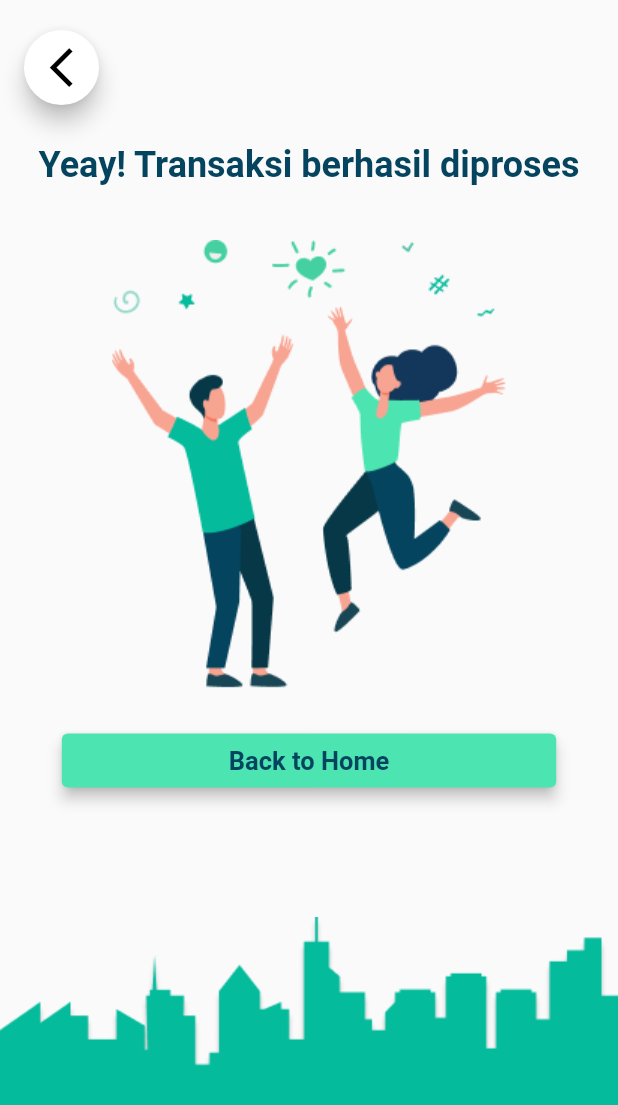
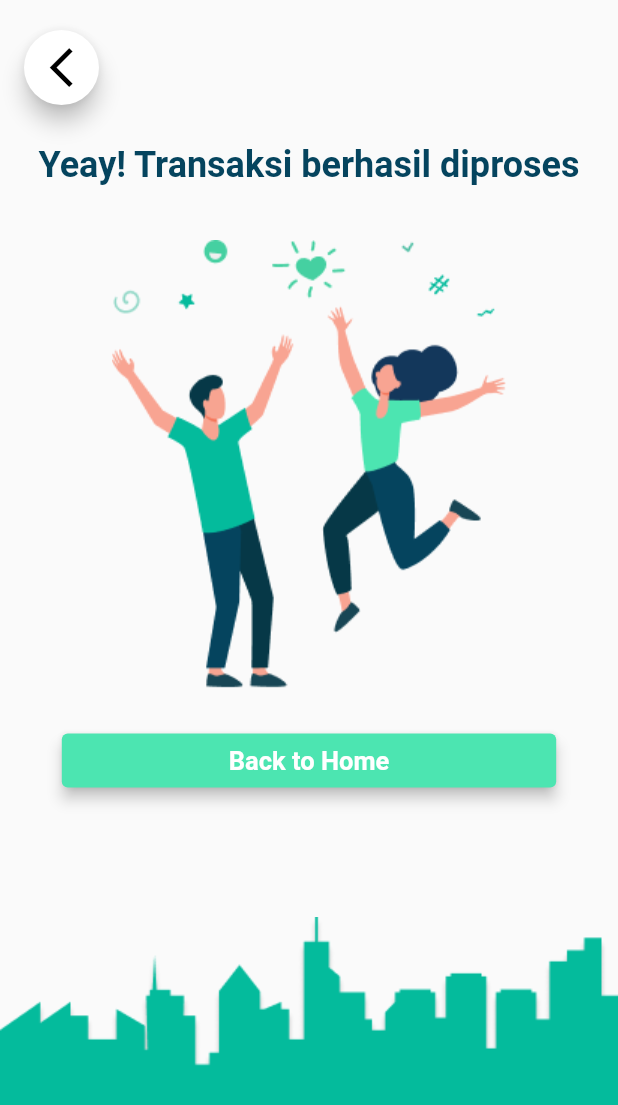
Before and after one commit to omaewa-mo-shinderu-APEC/TransitSpot, a Flutter app: the OrderView screen opened directly with empty values, after a tap on "Book Now", on a phone screen of 412 x 824 dp. Shown: the top 1105 px of the screen. Run offline on Flutter 3.47's test engine with Material 2 defaults, Android fonts, the phone set to English and light mode, and no system bars; our stand-ins replace cloud_firestore, firebase_auth, firebase_core, freezed_annotation, geolocator, google_maps_flutter and 2 more; missing offline and left inert: places_service; accounts and stored records are empty; network calls fail.

Commit message:
feat: add new category for success page

```diff
--- a/lib/app/app.router.dart
+++ b/lib/app/app.router.dart
@@ -121,14 +121,17 @@ class StackedRouter extends RouterBase {
       return MaterialPageRoute<dynamic>(
         builder: (context) => SuccessView(
           key: args.key,
-          isOnDemand: args.isOnDemand,
+          pageKind: args.pageKind,
         ),
         settings: data,
       );
     },
     OnDemandView: (data) {
+      var args = data.getArgs<OnDemandViewArguments>(
+        orElse: () => OnDemandViewArguments(),
+      );
       return MaterialPageRoute<dynamic>(
-        builder: (context) => OnDemandView(),
+        builder: (context) => OnDemandView(key: args.key),
         settings: data,
       );
     },
@@ -182,6 +185,12 @@ class OrderViewArguments {
 /// SuccessView arguments holder class
 class SuccessViewArguments {
   final Key? key;
-  final bool isOnDemand;
-  SuccessViewArguments({this.key, required this.isOnDemand});
+  final String pageKind;
+  SuccessViewArguments({this.key, required this.pageKind});
 }
+
+/// OnDemandView arguments holder class
+class OnDemandViewArguments {
+  final Key? key;
+  OnDemandViewArguments({this.key});
+}
--- a/lib/ui/views/order/order_viewmodel.dart
+++ b/lib/ui/views/order/order_viewmodel.dart
@@ -21,10 +21,9 @@ class OrderViewModel extends FormViewModel {
   int get amountBook => _amountBook;
 
   Future book() async {
-    const bool isOnDemand = false;
     final _navigationService = locator<NavigationService>();
     await _navigationService.navigateTo(Routes.successView,
-        arguments: SuccessViewArguments(isOnDemand: isOnDemand));
+        arguments: SuccessViewArguments(pageKind: 'TRANSACTION'));
   }
 
   Future navigatePage(String page) async {
--- a/lib/ui/views/success/success_view.dart
+++ b/lib/ui/views/success/success_view.dart
@@ -6,13 +6,14 @@ import 'package:transitspot/utils/app_color.dart';
 import 'package:transitspot/app/app.router.dart';
 
 class SuccessView extends StatelessWidget {
-  final bool isOnDemand;
+  final String pageKind;
 
-  const SuccessView({Key? key, required this.isOnDemand}) : super(key: key);
+  const SuccessView({Key? key, required this.pageKind}) : super(key: key);
 
   @override
   Widget build(BuildContext context) {
     return ViewModelBuilder<SuccessViewModel>.reactive(
+      onModelReady: (model) => model.init(pageKind),
       builder: (context, model, child) => Scaffold(
         floatingActionButton: Padding(
           padding: const EdgeInsets.symmetric(horizontal: 0, vertical: 20.0),
@@ -22,10 +23,7 @@ class SuccessView extends StatelessWidget {
             child: FittedBox(
               child: FloatingActionButton(
                 onPressed: () {
-                  isOnDemand
-                      ? model.navigatePage(
-                          Routes.homeView) // TODO: implement page on demand
-                      : model.navigatePage(Routes.bookView);
+                  model.navigatePage(model.dataPage.backRoute);
                 },
                 child: const Icon(Icons.arrow_back_ios_new,
                     color: Colors.black, size: 35.0),
@@ -47,7 +45,7 @@ class SuccessView extends StatelessWidget {
                     Padding(
                       padding: const EdgeInsets.all(16.0),
                       child: Text(
-                        'Yeay! ${isOnDemand ? "Pemesanan" : "Transaksi"} berhasil diproses',
+                        model.dataPage.title,
                         textAlign: TextAlign.center,
                         style: TextStyle(
                           fontWeight: FontWeight.w600,
@@ -64,14 +62,12 @@ class SuccessView extends StatelessWidget {
                       padding: const EdgeInsets.fromLTRB(24.0, 24.0, 24.0, 8.0),
                       child: ElevatedButton(
                         onPressed: () {
-                          isOnDemand
-                              ? null // TODO: navigate to on share live loc page
-                              : model.navigatePage(Routes.homeView);
+                          model.navigatePage(model.dataPage.mainRoute);
                         },
                         child: Text(
-                          isOnDemand ? 'Share Live Location' : 'Back to Home',
+                          model.dataPage.mainRouteTitle,
                           style: TextStyle(
-                            color: AppColors.content,
+                            color: AppColors.primaryBackground,
                             fontSize: 17.0,
                             fontWeight: FontWeight.w700,
                           ),
@@ -88,12 +84,12 @@ class SuccessView extends StatelessWidget {
                         ),
                       ),
                     ),
-                    isOnDemand
+                    model.dataPage.hasOptionalRoute
                         ? GestureDetector(
                             onTap: () {
                               model.navigatePage(Routes.homeView);
                             },
-                            child: Text('or back to home'),
+                            child: Text(model.dataPage.optionalRouteTitle!),
                           )
                         : const SizedBox(),
                   ],
--- a/lib/ui/views/success/success_viewmodel.dart
+++ b/lib/ui/views/success/success_viewmodel.dart
@@ -4,9 +4,55 @@ import 'package:transitspot/app/app.router.dart';
 import 'package:stacked/stacked.dart';
 import 'package:stacked_services/stacked_services.dart';
 
+class pageData {
+  late String title;
+  late String mainRoute;
+  late String mainRouteTitle;
+  late String? optionalRoute;
+  late String backRoute;
+  late bool hasOptionalRoute;
+  late String? optionalRouteTitle;
+
+  pageData(String kind) {
+    switch (kind) {
+      case 'TRANSACTION':
+        this.title = 'Yeay! Transaksi berhasil diproses';
+        this.mainRoute = Routes.homeView;
+        this.mainRouteTitle = 'Back to Home';
+        this.backRoute = Routes.bookView;
+        this.hasOptionalRoute = false;
+        break;
+      case 'BOOK':
+        this.title = 'Yeay! Pemesanan berhasil diproses';
+        //TODO: change to live location
+        this.mainRoute = Routes.onDemandView;
+        this.mainRouteTitle = 'Share Live Location';
+        this.optionalRoute = Routes.homeView;
+        this.backRoute = Routes.onDemandView;
+        this.hasOptionalRoute = true;
+        this.optionalRouteTitle = 'or back to home';
+        break;
+      case 'REQUEST':
+        this.title = 'Yeay! Your Request has been Accepted';
+        this.mainRoute = Routes.onDemandView; //TODO: change to driver location
+        this.mainRouteTitle = "See Driver's location";
+        this.optionalRoute = Routes.homeView;
+        this.backRoute = Routes.onDemandView; // TODO: check again route
+        this.hasOptionalRoute = true;
+        this.optionalRouteTitle = 'or back to home';
+    }
+  }
+}
+
 class SuccessViewModel extends BaseViewModel {
   Future navigatePage(String page) async {
     final _navigationService = locator<NavigationService>();
     await _navigationService.navigateTo(page);
   }
+
+  late pageData dataPage;
+
+  void init(String kind) {
+    dataPage = pageData(kind);
+  }
 }
```
